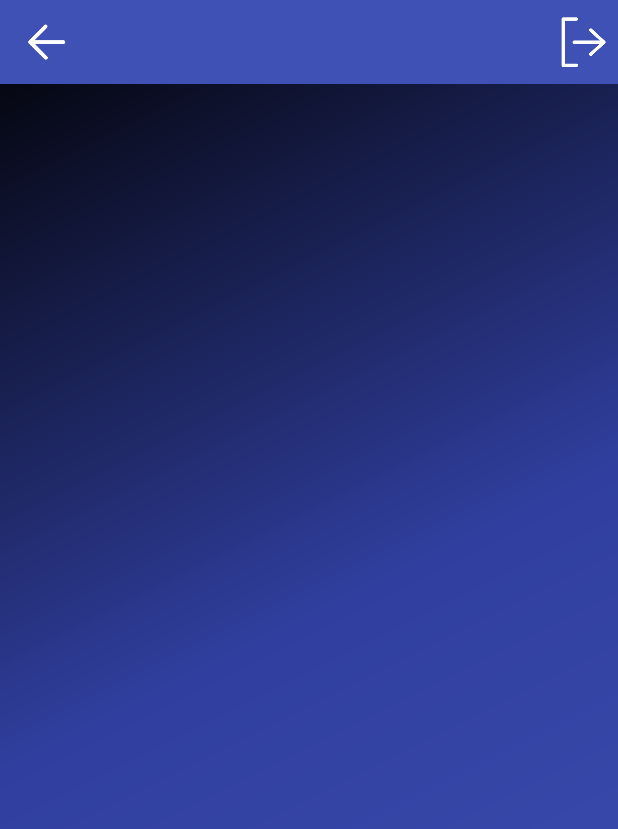
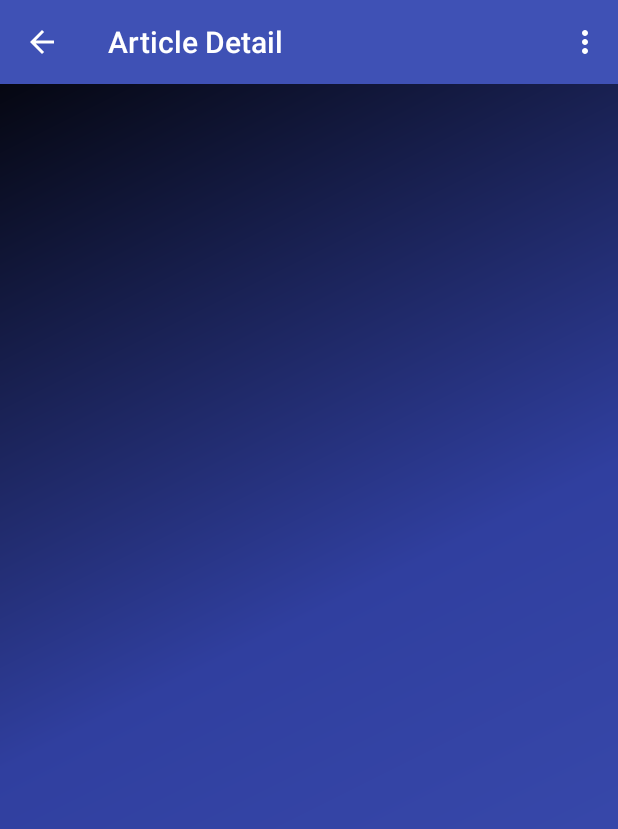
Before and after one commit to grillo87/kotlin_mvp, an Android app: the DetailActivity screen opened directly, with no data from a screen before it, on a phone screen of 412 x 824 dp. Shown: the top 829 px of the screen. Run offline under Robolectric (Android 15) with nearby library versions, the phone set to English and light mode, and no system bars; our stand-ins replace Dagger/Hilt's generated code, Room's generated code, RxJava; pictures from the network do not load.

Commit message:
Added Back Action for Activities and Gitlab Repository Menu Redirect

```diff
--- a/app/src/main/java/com/josegrillo/kotlinmvp/view/base/BaseActivity.kt
+++ b/app/src/main/java/com/josegrillo/kotlinmvp/view/base/BaseActivity.kt
@@ -4,10 +4,11 @@ import android.app.Activity
 import android.app.Dialog
 import android.graphics.Typeface
 import android.os.Bundle
+import android.support.v7.app.AppCompatActivity
 import com.josegrillo.kotlinmvp.base.KotlinApplication
 import com.josegrillo.kotlinmvp.view.utils.ScreenUtils
 
-open class BaseActivity : Activity() {
+open class BaseActivity : AppCompatActivity() {
 
     var customFont: Typeface? = null
     var dialog: Dialog? = null
@@ -23,6 +24,7 @@ open class BaseActivity : Activity() {
         setStatusBar()
         setAppOrientation()
         initializeOnClickListeners()
+        initializeSupportActionBar()
 
     }
 
@@ -50,4 +52,6 @@ open class BaseActivity : Activity() {
 
     open fun initializeOnClickListeners() {}
 
+    open fun initializeSupportActionBar() {}
+
 }
--- a/app/src/main/java/com/josegrillo/kotlinmvp/view/contracts/DetailContract.kt
+++ b/app/src/main/java/com/josegrillo/kotlinmvp/view/contracts/DetailContract.kt
@@ -8,8 +8,8 @@ class DetailContract {
 
         fun setArticleInfo(articleView: ArticleView)
         fun showUnexpectedError()
-        fun navigateToList()
         fun showCloseSessionDialog()
+        fun redirectToGitlab()
         fun dismissDialog()
         fun navigateToLogin()
 
@@ -21,10 +21,10 @@ class DetailContract {
         fun loadUserInformation()
         fun deleteUserInformation()
         fun loginUser()
-        fun listArticles()
         fun displayDialogInformation()
         fun dismissDialogInformation()
         fun closeSession()
+        fun openGitlab()
 
     }
 
--- a/app/src/main/java/com/josegrillo/kotlinmvp/view/contracts/ListContract.kt
+++ b/app/src/main/java/com/josegrillo/kotlinmvp/view/contracts/ListContract.kt
@@ -15,6 +15,7 @@ class ListContract {
         fun setArticlesList(articles: ArrayList<ArticleView>)
         fun navigateToDetail()
         fun navigateToLogin()
+        fun redirectToGitlab()
         fun showCloseSessionDialog()
         fun dismissDialog()
         fun onTouchArticle(view: android.view.View, position: Int)
@@ -34,6 +35,7 @@ class ListContract {
         fun deleteArticlesSelected()
         fun displayDialogInformation()
         fun dismissDialogInformation()
+        fun openGitlab()
         fun closeSession()
 
     }
--- a/app/src/main/java/com/josegrillo/kotlinmvp/view/contracts/RegisterContract.kt
+++ b/app/src/main/java/com/josegrillo/kotlinmvp/view/contracts/RegisterContract.kt
@@ -8,7 +8,6 @@ class RegisterContract {
 
         fun showLoading()
         fun hideLoading()
-        fun navigateToLogin()
         fun navigateToList()
         fun showEmptyError()
         fun showEmailError()
@@ -24,7 +23,6 @@ class RegisterContract {
     interface Presenter : BaseContract.Presenter<View> {
 
         fun registerUser(email: String, password: String, confirmPassword: String)
-        fun loginUser()
         fun insertUser(user: User)
 
     }
--- a/app/src/main/java/com/josegrillo/kotlinmvp/view/presenter/DetailPresenter.kt
+++ b/app/src/main/java/com/josegrillo/kotlinmvp/view/presenter/DetailPresenter.kt
@@ -113,7 +113,8 @@ class DetailPresenter @Inject constructor(val loadArticleSelected: LoadArticleSe
         this.deleteUserInformation()
     }
 
-    override fun listArticles() {
-        this.view.navigateToList()
+    override fun openGitlab() {
+        this.view.redirectToGitlab()
     }
+
 }
--- a/app/src/main/java/com/josegrillo/kotlinmvp/view/presenter/ListPresenter.kt
+++ b/app/src/main/java/com/josegrillo/kotlinmvp/view/presenter/ListPresenter.kt
@@ -188,4 +188,8 @@ class ListPresenter @Inject constructor(val getArticles: GetArticles, val getArt
 
     }
 
+    override fun openGitlab() {
+        this.view.redirectToGitlab()
+    }
+
 }
--- a/app/src/main/java/com/josegrillo/kotlinmvp/view/presenter/RegisterPresenter.kt
+++ b/app/src/main/java/com/josegrillo/kotlinmvp/view/presenter/RegisterPresenter.kt
@@ -113,8 +113,4 @@ class RegisterPresenter @Inject constructor(val registerUser: RegisterUser, val
         subscriptions.add(subscribe)
 
     }
-
-    override fun loginUser() {
-        this.view.navigateToLogin()
-    }
 }
--- a/app/src/main/java/com/josegrillo/kotlinmvp/view/ui/DetailActivity.kt
+++ b/app/src/main/java/com/josegrillo/kotlinmvp/view/ui/DetailActivity.kt
@@ -2,7 +2,11 @@ package com.josegrillo.kotlinmvp.view.ui
 
 import android.app.Dialog
 import android.content.Intent
+import android.net.Uri
 import android.os.Bundle
+import android.util.Log
+import android.view.Menu
+import android.view.MenuItem
 import android.view.View
 import android.view.Window
 import android.widget.TextView
@@ -16,6 +20,7 @@ import com.josegrillo.kotlinmvp.view.base.BaseActivity
 import com.josegrillo.kotlinmvp.view.contracts.DetailContract
 import com.josegrillo.kotlinmvp.view.utils.ToastUtils
 import kotlinx.android.synthetic.main.activity_detail.*
+import kotlinx.android.synthetic.main.activity_list.*
 import javax.inject.Inject
 
 class DetailActivity : BaseActivity(), DetailContract.View, View.OnClickListener {
@@ -38,6 +43,20 @@ class DetailActivity : BaseActivity(), DetailContract.View, View.OnClickListener
         super.onDestroy()
     }
 
+    override fun initializeSupportActionBar() {
+
+        setSupportActionBar(activityDetailToolbar)
+        supportActionBar?.title = resources.getString(R.string.kotlin_detail_title)
+        supportActionBar?.setDisplayHomeAsUpEnabled(true)
+        supportActionBar?.setDisplayShowHomeEnabled(true)
+
+    }
+
+    override fun onCreateOptionsMenu(menu: Menu?): Boolean {
+        menuInflater.inflate(R.menu.toolbar_menu, menu);
+        return true;
+    }
+
 
     override fun injectDependency() {
         val detailComponent = DaggerActivitiesComponent.builder()
@@ -49,31 +68,13 @@ class DetailActivity : BaseActivity(), DetailContract.View, View.OnClickListener
         presenter.attach(this)
     }
 
-
-    override fun setCustomFonts() {
-        activityDetailTitleTextview.setTypeface(this.customFont)
-    }
-
-    override fun initializeOnClickListeners() {
-        this.activityDetailBackImageview.setOnClickListener(this)
-        this.activityDetailProfileImageview.setOnClickListener(this)
-    }
-
     override fun setArticleInfo(articleView: ArticleView) {
 
-        activityDetailTitleTextview.text = articleView.title
         activityDetailContentTitleTextview.text = articleView.title
         activityDetailContentTextview.text = articleView.content
         activityDetailAreaTextview.text = articleView.area
         GlideApp.with(this).load(articleView.imageUrl).into(activityDetailContentImageview)
 
-    }
-
-    override fun navigateToList() {
-        val detailIntent = Intent().setClass(
-                this@DetailActivity, ListActivity::class.java)
-        startActivity(detailIntent)
-        finish()
     }
 
     override fun showUnexpectedError() {
@@ -107,11 +108,19 @@ class DetailActivity : BaseActivity(), DetailContract.View, View.OnClickListener
         dialogCloseSession?.dismiss()
     }
 
+    override fun onOptionsItemSelected(item: MenuItem?): Boolean {
+        when (item?.itemId) {
+
+            R.id.actionGitlab -> presenter.openGitlab()
+            R.id.actionCloseSession -> presenter.displayDialogInformation()
+        }
+
+
+        return false
+    }
 
     override fun onClick(v: View?) {
         when (v?.id) {
-            activityDetailBackImageview.id -> presenter.listArticles()
-            activityDetailProfileImageview.id -> presenter.displayDialogInformation()
             dialogCloseSessionAcceptTextview?.id -> presenter.closeSession()
             dialogCloseSessionCancelTextview?.id -> presenter.dismissDialogInformation()
         }
@@ -124,4 +133,11 @@ class DetailActivity : BaseActivity(), DetailContract.View, View.OnClickListener
         finish()
     }
 
+    override fun redirectToGitlab() {
+
+        val gitlabIntent = Intent(Intent.ACTION_VIEW, Uri.parse(resources.getString(R.string.gitlab_url_repository)))
+        startActivity(gitlabIntent)
+
+    }
+
 }
--- a/app/src/main/java/com/josegrillo/kotlinmvp/view/ui/LoginActivity.kt
+++ b/app/src/main/java/com/josegrillo/kotlinmvp/view/ui/LoginActivity.kt
@@ -59,7 +59,6 @@ class LoginActivity : BaseActivity(), LoginContract.View, View.OnClickListener {
         val loginIntent = Intent().setClass(
                 this@LoginActivity, RegisterActivity::class.java)
         startActivity(loginIntent)
-        finish()
     }
 
     override fun showLoading() {
--- a/app/src/main/res/layout/activity_detail.xml
+++ b/app/src/main/res/layout/activity_detail.xml
@@ -16,47 +16,6 @@
         android:theme="?attr/actionBarTheme"
         app:layout_constraintEnd_toEndOf="parent"
         app:layout_constraintStart_toStartOf="parent"
-        app:layout_constraintTop_toTopOf="parent" />
-
-    <ImageView
-        android:id="@+id/activityDetailBackImageview"
-        android:layout_width="@dimen/toolbar_back_width"
-        android:layout_height="0dp"
-        android:layout_marginBottom="@dimen/toolbar_back_margin_bottom"
-        android:layout_marginLeft="@dimen/toolbar_back_lateral_margins"
-        android:layout_marginStart="@dimen/toolbar_back_lateral_margins"
-        android:layout_marginTop="@dimen/toolbar_back_margin_bottom"
-        android:scaleType="centerInside"
-        android:src="@drawable/back_arrow"
-        app:layout_constraintBottom_toBottomOf="@+id/activityDetailToolbar"
-        app:layout_constraintStart_toStartOf="@+id/activityDetailToolbar"
-        app:layout_constraintTop_toTopOf="parent" />
-
-    <TextView
-        android:id="@+id/activityDetailTitleTextview"
-        android:layout_width="wrap_content"
-        android:layout_height="wrap_content"
-        android:layout_marginBottom="@dimen/toolbar_title_upper_margins"
-        android:layout_marginLeft="@dimen/toolbar_title_lateral_margins"
-        android:layout_marginStart="@dimen/toolbar_title_lateral_margins"
-        android:layout_marginTop="@dimen/toolbar_title_upper_margins"
-        android:textSize="@dimen/tootlbar_title_textsize"
-        app:layout_constraintBottom_toBottomOf="@+id/activityDetailToolbar"
-        app:layout_constraintStart_toEndOf="@+id/activityDetailBackImageview"
-        app:layout_constraintTop_toTopOf="parent" />
-
-    <ImageView
-        android:id="@+id/activityDetailProfileImageview"
-        android:layout_width="@dimen/toolbar_logout_width"
-        android:layout_height="0dp"
-        android:layout_marginBottom="@dimen/toolbar_profile_imageview_margins"
-        android:layout_marginEnd="@dimen/toolbar_profile_imageview_margins"
-        android:layout_marginRight="@dimen/toolbar_profile_imageview_margins"
-        android:layout_marginTop="@dimen/toolbar_profile_imageview_margins"
-        android:scaleType="centerInside"
-        android:src="@drawable/logout_icon"
-        app:layout_constraintBottom_toBottomOf="@+id/activityDetailToolbar"
-        app:layout_constraintEnd_toEndOf="@+id/activityDetailToolbar"
         app:layout_constraintTop_toTopOf="parent" />
 
     <android.support.constraint.Guideline
--- /dev/null
+++ b/app/src/main/res/menu/toolbar_menu.xml
@@ -0,0 +1,13 @@
+<?xml version="1.0" encoding="utf-8"?>
+<menu xmlns:android="http://schemas.android.com/apk/res/android"
+    xmlns:app="http://schemas.android.com/apk/res-auto">
+    <item
+        android:id="@+id/actionGitlab"
+        android:title="@string/gitlab_code_text"
+        app:showAsAction="never" />
+    <item
+        android:id="@+id/actionCloseSession"
+        android:title="@string/close_session_text"
+        app:showAsAction="never" />
+
+</menu>
--- a/app/src/main/res/values/strings.xml
+++ b/app/src/main/res/values/strings.xml
@@ -6,9 +6,7 @@
     <string name="mvp_subtitle_text">M V P</string>
     <string name="developed_by_text">Developed by\nJosé Grillo</string>
 
-
     <string name="login_title_text">Login</string>
-
 
     <string name="register_title_text">Register</string>
     <string name="button_register_text">Sign Up</string>
@@ -17,6 +15,7 @@
     <string name="form_confirm_password_text">Confirm Password</string>
     <string name="button_login_text">Sign In</string>
     <string name="kotlin_list_title">Kotlin Elements</string>
+    <string name="kotlin_detail_title">Article Detail</string>
 
     <string name="loading_login_text">Signing in</string>
     <string name="loading_register_text">Signing up</string>
@@ -33,4 +32,9 @@
     <string name="unavailable_error_message">There has been a comunication error, please try again</string>
     <string name="unexpected_error_message">There has been an unexpected error, please try again</string>
 
+    <string name="gitlab_code_text">Gitlab</string>
+    <string name="close_session_text">Close Session</string>
+
+    <string name="gitlab_url_repository">https://gitlab.com/grillo87/kotlin_mvp</string>
+
 </resources>
--- a/build.gradle
+++ b/build.gradle
@@ -20,7 +20,7 @@ buildscript {
         jcenter()
     }
     dependencies {
-        classpath 'com.android.tools.build:gradle:3.1.3'
+        classpath 'com.android.tools.build:gradle:3.1.4'
         classpath "org.jetbrains.kotlin:kotlin-gradle-plugin:$kotlin_version"
 
         // NOTE: Do not place your application dependencies here; they belong
```
Also changed, not shown: app/src/main/AndroidManifest.xml (+7 -5 lines), app/src/main/java/com/josegrillo/kotlinmvp/view/ui/ListActivity.kt (+32 -9 lines), app/src/main/java/com/josegrillo/kotlinmvp/view/ui/RegisterActivity.kt (+9 -10 lines), app/src/main/res/layout/activity_list.xml (+0 -27 lines), app/src/main/res/layout/activity_register.xml (+0 -15 lines).
